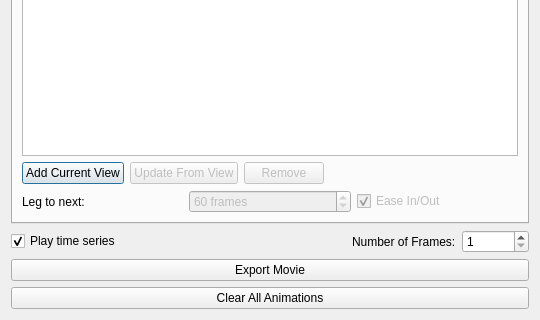
Old version of the form tomviz/AnimationHelperDialog.ui in the repository OpenChemistry/tomviz; both pictures show x 0 to 540 and y 380 to 700 of the 540 by 700 pixel window.
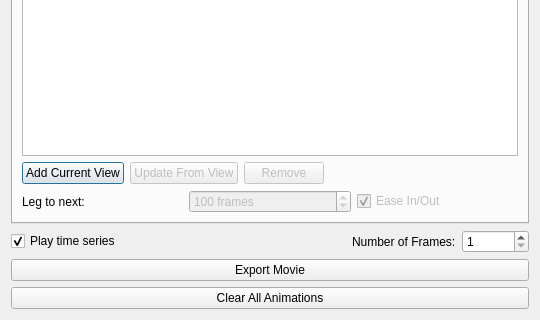
New version of the form. Custom widgets are drawn as their Qt base class.

What changed in the file:
```diff
--- a/tomviz/AnimationHelperDialog.ui
+++ b/tomviz/AnimationHelperDialog.ui
@@ -164,7 +164,7 @@
             <number>10</number>
            </property>
            <property name="value">
-            <number>60</number>
+            <number>100</number>
            </property>
           </widget>
          </item>
```
